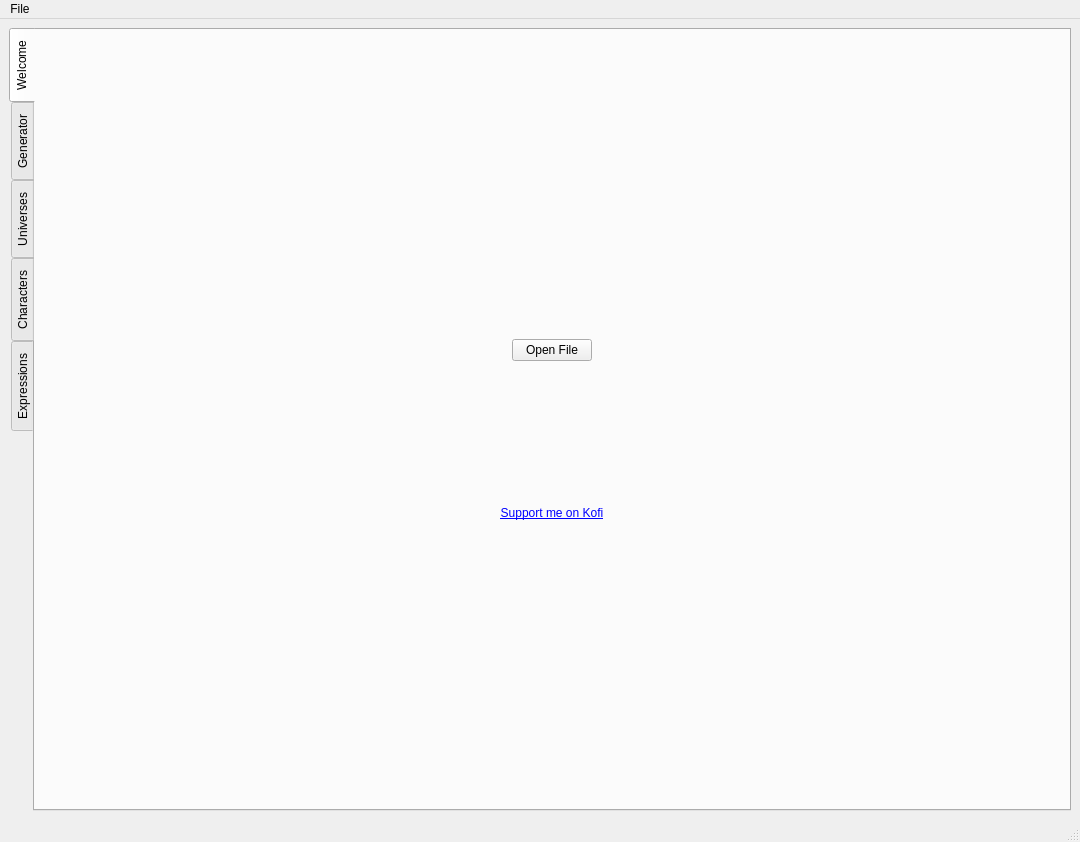
Above: ui/ui.ui from xMirkix/yet-another-textbox-generator before the change. Below: the same form after it.
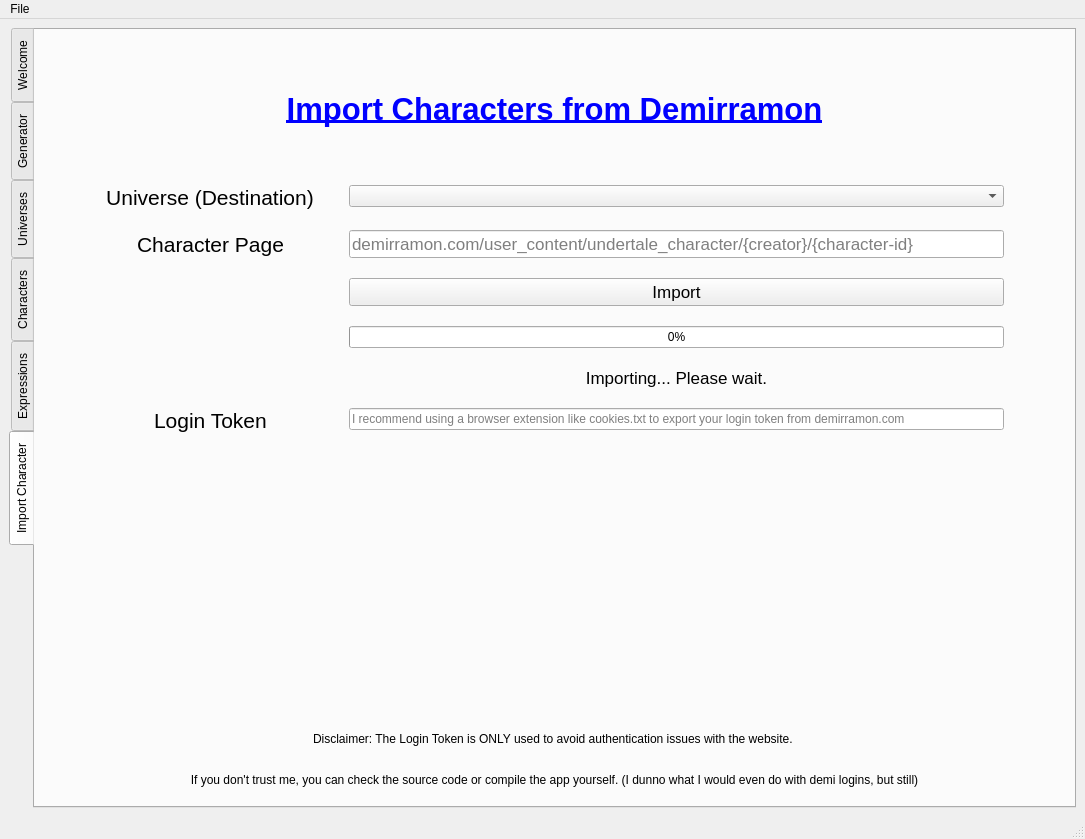
That is the form after the change. The open tabs and pages were chosen to show the change. Icons and pictures are not drawn.

The edit to the form file:
```diff
--- a/ui/ui.ui
+++ b/ui/ui.ui
@@ -6,8 +6,8 @@
    <rect>
     <x>0</x>
     <y>0</y>
-    <width>1080</width>
-    <height>842</height>
+    <width>1085</width>
+    <height>839</height>
    </rect>
   </property>
   <property name="sizePolicy">
@@ -33,8 +33,8 @@
    <enum>Qt::ToolButtonStyle::ToolButtonIconOnly</enum>
   </property>
   <widget class="QWidget" name="centralwidget">
-   <layout class="QGridLayout" name="gridLayout_4">
-    <item row="0" column="0">
+   <layout class="QVBoxLayout" name="verticalLayout">
+    <item>
      <widget class="QTabWidget" name="tabs">
       <property name="sizePolicy">
        <sizepolicy hsizetype="Expanding" vsizetype="Expanding">
@@ -138,17 +138,45 @@
            </spacer>
           </item>
           <item>
-           <widget class="QPushButton" name="open_file">
-            <property name="sizePolicy">
-             <sizepolicy hsizetype="Maximum" vsizetype="Fixed">
-              <horstretch>0</horstretch>
-              <verstretch>0</verstretch>
-             </sizepolicy>
+           <layout class="QVBoxLayout" name="verticalLayout_31">
+            <property name="spacing">
+             <number>20</number>
             </property>
-            <property name="text">
-             <string>Open File</string>
-            </property>
-           </widget>
+            <item>
+             <widget class="QPushButton" name="open_file">
+              <property name="sizePolicy">
+               <sizepolicy hsizetype="Minimum" vsizetype="Fixed">
+                <horstretch>0</horstretch>
+                <verstretch>0</verstretch>
+               </sizepolicy>
+              </property>
+              <property name="text">
+               <string>Open File</string>
+              </property>
+             </widget>
+            </item>
+            <item>
+             <widget class="QPushButton" name="generator_link">
+              <property name="text">
+               <string>Generator</string>
+              </property>
+             </widget>
+            </item>
+            <item>
+             <widget class="QPushButton" name="universe_link">
+              <property name="text">
+               <string>Create a Universe</string>
+              </property>
+             </widget>
+            </item>
+            <item>
+             <widget class="QPushButton" name="import_link">
+              <property name="text">
+               <string>Import Characters from Demirramon</string>
+              </property>
+             </widget>
+            </item>
+           </layout>
           </item>
           <item>
            <spacer name="horizontalSpacer_7">
@@ -191,19 +219,6 @@
           </property>
          </widget>
         </item>
-        <item>
-         <spacer name="verticalSpacer">
-          <property name="orientation">
-           <enum>Qt::Orientation::Vertical</enum>
-          </property>
-          <property name="sizeHint" stdset="0">
-           <size>
-            <width>20</width>
-            <height>40</height>
-           </size>
-          </property>
-         </spacer>
-        </item>
         <item>
          <spacer name="verticalSpacer_4">
           <property name="orientation">
@@ -4554,6 +4569,289 @@
         </item>
        </layout>
       </widget>
+      <widget class="QWidget" name="demi_character_import">
+       <attribute name="title">
+        <string>Import Character</string>
+       </attribute>
+       <layout class="QVBoxLayout" name="verticalLayout_9">
+        <item>
+         <widget class="QLabel" name="label_15">
+          <property name="sizePolicy">
+           <sizepolicy hsizetype="Preferred" vsizetype="Fixed">
+            <horstretch>0</horstretch>
+            <verstretch>0</verstretch>
+           </sizepolicy>
+          </property>
+          <property name="minimumSize">
+           <size>
+            <width>0</width>
+            <height>140</height>
+           </size>
+          </property>
+          <property name="font">
+           <font>
+            <pointsize>23</pointsize>
+            <bold>true</bold>
+           </font>
+          </property>
+          <property name="text">
+           <string>&lt;a href='https://www.demirramon.com/user_content/undertale_browse'&gt;Import Characters from Demirramon&lt;/a&gt;</string>
+          </property>
+          <property name="alignment">
+           <set>Qt::AlignmentFlag::AlignCenter</set>
+          </property>
+          <property name="openExternalLinks">
+           <bool>true</bool>
+          </property>
+         </widget>
+        </item>
+        <item>
+         <layout class="QHBoxLayout" name="horizontalLayout_80">
+          <item>
+           <spacer name="horizontalSpacer_48">
+            <property name="orientation">
+             <enum>Qt::Orientation::Horizontal</enum>
+            </property>
+            <property name="sizeHint" stdset="0">
+             <size>
+              <width>40</width>
+              <height>20</height>
+             </size>
+            </property>
+           </spacer>
+          </item>
+          <item>
+           <layout class="QFormLayout" name="formLayout">
+            <property name="sizeConstraint">
+             <enum>QLayout::SizeConstraint::SetDefaultConstraint</enum>
+            </property>
+            <property name="labelAlignment">
+             <set>Qt::AlignmentFlag::AlignCenter</set>
+            </property>
+            <property name="formAlignment">
+             <set>Qt::AlignmentFlag::AlignHCenter|Qt::AlignmentFlag::AlignTop</set>
+            </property>
+            <property name="horizontalSpacing">
+             <number>35</number>
+            </property>
+            <property name="verticalSpacing">
+             <number>20</number>
+            </property>
+            <property name="leftMargin">
+             <number>0</number>
+            </property>
+            <property name="topMargin">
+             <number>0</number>
+            </property>
+            <property name="rightMargin">
+             <number>0</number>
+            </property>
+            <property name="bottomMargin">
+             <number>0</number>
+            </property>
+            <item row="0" column="0">
+             <widget class="QLabel" name="universe_import_label">
+              <property name="font">
+               <font>
+                <pointsize>16</pointsize>
+                <fontweight>DemiBold</fontweight>
+               </font>
+              </property>
+              <property name="text">
+               <string>Universe (Destination)</string>
+              </property>
+              <property name="alignment">
+               <set>Qt::AlignmentFlag::AlignCenter</set>
+              </property>
+             </widget>
+            </item>
+            <item row="0" column="1">
+             <widget class="QComboBox" name="universe_for_import"/>
+            </item>
+            <item row="1" column="0">
+             <layout class="QVBoxLayout" name="verticalLayout_27">
+              <item>
+               <widget class="QLabel" name="character_page_import_label">
+                <property name="font">
+                 <font>
+                  <pointsize>16</pointsize>
+                  <fontweight>DemiBold</fontweight>
+                 </font>
+                </property>
+                <property name="text">
+                 <string>Character Page</string>
+                </property>
+               </widget>
+              </item>
+             </layout>
+            </item>
+            <item row="1" column="1">
+             <widget class="QLineEdit" name="character_page_for_import">
+              <property name="sizePolicy">
+               <sizepolicy hsizetype="MinimumExpanding" vsizetype="Fixed">
+                <horstretch>0</horstretch>
+                <verstretch>0</verstretch>
+               </sizepolicy>
+              </property>
+              <property name="minimumSize">
+               <size>
+                <width>655</width>
+                <height>0</height>
+               </size>
+              </property>
+              <property name="font">
+               <font>
+                <pointsize>13</pointsize>
+               </font>
+              </property>
+              <property name="inputMask">
+               <string/>
+              </property>
+              <property name="text">
+               <string/>
+              </property>
+              <property name="placeholderText">
+               <string>demirramon.com/user_content/undertale_character/{creator}/{character-id}</string>
+              </property>
+             </widget>
+            </item>
+            <item row="5" column="0">
+             <layout class="QVBoxLayout" name="verticalLayout_28">
+              <item>
+               <widget class="QLabel" name="token_import_label">
+                <property name="font">
+                 <font>
+                  <pointsize>16</pointsize>
+                  <fontweight>DemiBold</fontweight>
+                 </font>
+                </property>
+                <property name="text">
+                 <string>Login Token</string>
+                </property>
+               </widget>
+              </item>
+             </layout>
+            </item>
+            <item row="5" column="1">
+             <widget class="QLineEdit" name="token_for_import">
+              <property name="sizePolicy">
+               <sizepolicy hsizetype="MinimumExpanding" vsizetype="Fixed">
+                <horstretch>0</horstretch>
+                <verstretch>0</verstretch>
+               </sizepolicy>
+              </property>
+              <property name="minimumSize">
+               <size>
+                <width>655</width>
+                <height>0</height>
+               </size>
+              </property>
+              <property name="placeholderText">
+               <string>I recommend using a browser extension like cookies.txt to export your login token from demirramon.com</string>
+              </property>
+             </widget>
+            </item>
+            <item row="2" column="1">
+             <widget class="QPushButton" name="import_button">
+              <property name="font">
+               <font>
+                <pointsize>13</pointsize>
+               </font>
+              </property>
+              <property name="text">
+               <string>Import</string>
+              </property>
+             </widget>
+            </item>
+            <item row="4" column="1">
+             <widget class="QLabel" name="import_load">
+              <property name="font">
+               <font>
+                <pointsize>13</pointsize>
+               </font>
+              </property>
+              <property name="text">
+               <string>Importing... Please wait.</string>
+              </property>
+              <property name="alignment">
+               <set>Qt::AlignmentFlag::AlignCenter</set>
+              </property>
+             </widget>
+            </item>
+            <item row="3" column="1">
+             <widget class="QProgressBar" name="import_progress">
+              <property name="value">
+               <number>0</number>
+              </property>
+             </widget>
+            </item>
+           </layout>
+          </item>
+          <item>
+           <spacer name="horizontalSpacer_59">
+            <property name="orientation">
+             <enum>Qt::Orientation::Horizontal</enum>
+            </property>
+            <property name="sizeHint" stdset="0">
+             <size>
+              <width>40</width>
+              <height>20</height>
+             </size>
+            </property>
+           </spacer>
+          </item>
+         </layout>
+        </item>
+        <item>
+         <layout class="QVBoxLayout" name="verticalLayout_24">
+          <item>
+           <widget class="QLabel" name="disclaimer_1">
+            <property name="sizePolicy">
+             <sizepolicy hsizetype="Preferred" vsizetype="Fixed">
+              <horstretch>0</horstretch>
+              <verstretch>0</verstretch>
+             </sizepolicy>
+            </property>
+            <property name="minimumSize">
+             <size>
+              <width>0</width>
+              <height>35</height>
+             </size>
+            </property>
+            <property name="text">
+             <string>Disclaimer: The Login Token is ONLY used to avoid authentication issues with the website. </string>
+            </property>
+            <property name="alignment">
+             <set>Qt::AlignmentFlag::AlignCenter</set>
+            </property>
+           </widget>
+          </item>
+          <item>
+           <widget class="QLabel" name="disclaimer_2">
+            <property name="sizePolicy">
+             <sizepolicy hsizetype="Preferred" vsizetype="Fixed">
+              <horstretch>0</horstretch>
+              <verstretch>0</verstretch>
+             </sizepolicy>
+            </property>
+            <property name="minimumSize">
+             <size>
+              <width>0</width>
+              <height>35</height>
+             </size>
+            </property>
+            <property name="text">
+             <string>If you don't trust me, you can check the source code or compile the app yourself. (I dunno what I would even do with demi logins, but still)</string>
+            </property>
+            <property name="alignment">
+             <set>Qt::AlignmentFlag::AlignCenter</set>
+            </property>
+           </widget>
+          </item>
+         </layout>
+        </item>
+       </layout>
+      </widget>
      </widget>
     </item>
    </layout>
@@ -4563,7 +4861,7 @@
     <rect>
      <x>0</x>
      <y>0</y>
-     <width>1080</width>
+     <width>1085</width>
      <height>23</height>
     </rect>
    </property>
```
Left out of the diff: 302 changed lines with no effect on the pictures.
